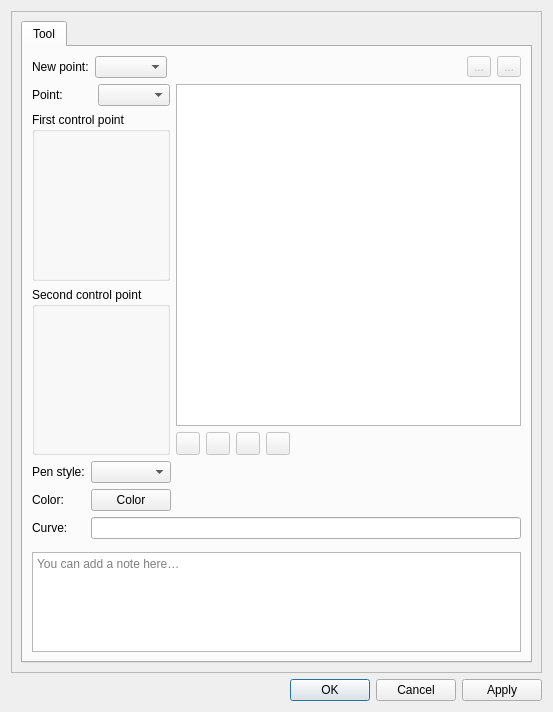
Qt form src/libs/vtools/dialogs/tools/dialogsplinepath.ui (equinox-patterns/Ostara) before a commit.
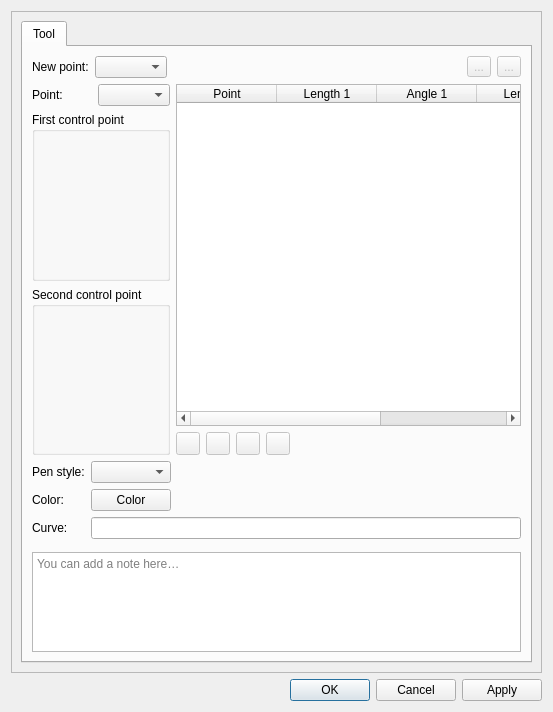
The same form after that commit. Icons and pictures are not drawn. Custom widgets are drawn as their Qt base class.

Commit message: PB et dialog du tool Curve : table des points, bouton d'édition, gras recalibré

The edit to the form file:
```diff
--- a/src/libs/vtools/dialogs/tools/dialogsplinepath.ui
+++ b/src/libs/vtools/dialogs/tools/dialogsplinepath.ui
@@ -180,10 +180,47 @@
              <item>
               <layout class="QVBoxLayout" name="verticalLayout_4">
                <item>
-                <widget class="QListWidget" name="listWidget">
+                <widget class="QTableWidget" name="tableWidget">
                  <property name="toolTip">
                   <string>List of points</string>
                  </property>
+                 <property name="alternatingRowColors">
+                  <bool>true</bool>
+                 </property>
+                 <property name="selectionMode">
+                  <enum>QAbstractItemView::SelectionMode::SingleSelection</enum>
+                 </property>
+                 <property name="selectionBehavior">
+                  <enum>QAbstractItemView::SelectionBehavior::SelectRows</enum>
+                 </property>
+                 <attribute name="verticalHeaderVisible">
+                  <bool>false</bool>
+                 </attribute>
+                 <column>
+                  <property name="text">
+                   <string>Point</string>
+                  </property>
+                 </column>
+                 <column>
+                  <property name="text">
+                   <string>Length 1</string>
+                  </property>
+                 </column>
+                 <column>
+                  <property name="text">
+                   <string>Angle 1</string>
+                  </property>
+                 </column>
+                 <column>
+                  <property name="text">
+                   <string>Length 2</string>
+                  </property>
+                 </column>
+                 <column>
+                  <property name="text">
+                   <string>Angle 2</string>
+                  </property>
+                 </column>
                 </widget>
                </item>
                <item>
```
The commit also changes 17 other files.
